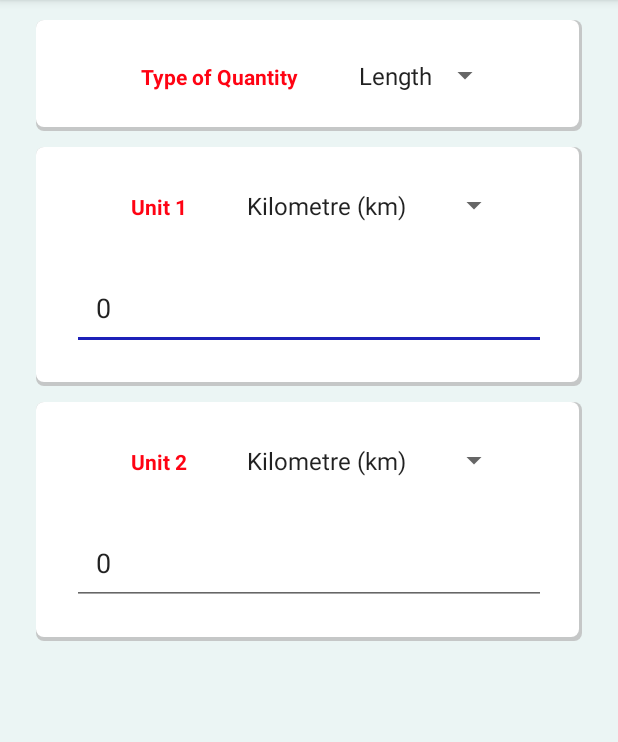
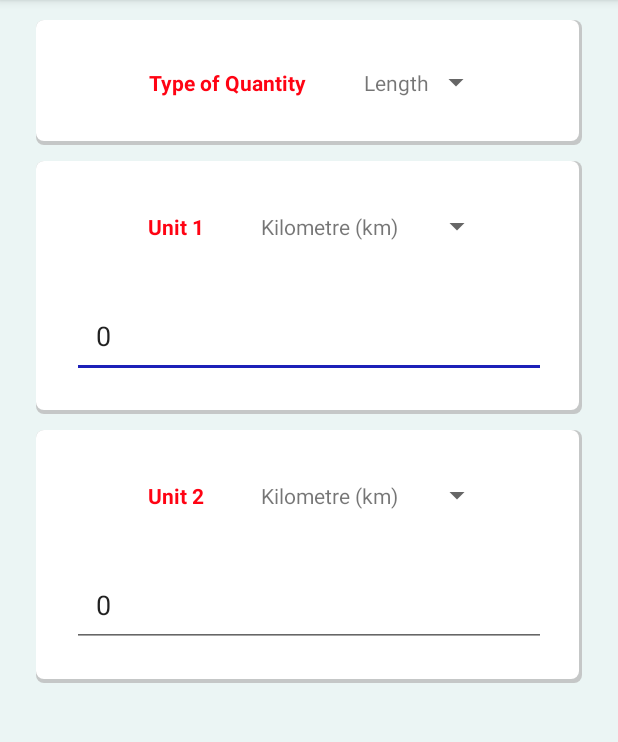
Before and after one commit to nvishal1510/UnitConverter, an Android app: the screen it shows after launch (MainActivity), on a phone screen of 412 x 824 dp, the part 84-826 px from its top. Run offline under Robolectric (Android 15) with nearby library versions, the phone set to English and light mode, and no system bars.

Commit message:
Styled spinner

```diff
--- a/app/src/main/java/com/example/quantity/Quantity.java
+++ b/app/src/main/java/com/example/quantity/Quantity.java
@@ -3,6 +3,8 @@ package com.example.quantity;
 import android.util.Log;
 import android.widget.ArrayAdapter;
 import android.widget.Spinner;
+
+import com.example.unitconverter.R;
 
 public abstract class Quantity
 {
@@ -51,8 +53,7 @@ public abstract class Quantity
      */
     public void setMagnitude (double magnitude, Unit unit)
     {
-        Log.d(LOG_TAG,
-                "setMagnitude() called with: magnitude = [" + magnitude + "], unit = [" + unit + "]");
+        Log.d(LOG_TAG, "setMagnitude() called with: magnitude = [" + magnitude + "], unit = [" + unit + "]");
         this.normalizedMagnitude = magnitude * unit.getNormalizationFactor();
     }
 
@@ -61,7 +62,7 @@ public abstract class Quantity
     protected void populateSpinner (Spinner spinner, Unit[] values)
     {
         ArrayAdapter<Unit> unitsArrayAdapter = new ArrayAdapter<>(spinner.getContext(),
-                android.R.layout.simple_spinner_item, values);
+                R.layout.custom_spinner_item, values);
         spinner.setAdapter(unitsArrayAdapter);
     }
 
--- a/app/src/main/java/com/example/unitconverter/MainActivity.java
+++ b/app/src/main/java/com/example/unitconverter/MainActivity.java
@@ -253,6 +253,16 @@ public class MainActivity extends AppCompatActivity
         updateFocusedQuantity();
     }
 
+    private void populateQuantityTypeSpinner ()
+    {
+        Log.d(LOG_TAG, "populateQuantityTypeSpinner() called");
+
+        ArrayAdapter<Quantities> quantityTypeArrayAdapter = new ArrayAdapter<>(this,
+                R.layout.custom_spinner_item, Quantities.values());
+        quantityType.setAdapter(quantityTypeArrayAdapter);
+        Log.d(LOG_TAG, "onCreate: quantityTypeSpinner populated");
+    }
+
     /**
      * Sets the values of the two editText to 0
      */
@@ -263,16 +273,6 @@ public class MainActivity extends AppCompatActivity
         unit1Magnitude.setText(numberFormat.format(0));
         unit2Magnitude.setText(numberFormat.format(0));
         IamEditingText = false;
-    }
-
-    private void populateQuantityTypeSpinner ()
-    {
-        Log.d(LOG_TAG, "populateQuantityTypeSpinner() called");
-
-        ArrayAdapter<Quantities> quantityTypeArrayAdapter = new ArrayAdapter<>(this,
-                android.R.layout.simple_spinner_item, Quantities.values());
-        quantityType.setAdapter(quantityTypeArrayAdapter);
-        Log.d(LOG_TAG, "onCreate: quantityTypeSpinner populated");
     }
 
     /**
--- /dev/null
+++ b/app/src/main/res/layout/custom_spinner_item.xml
@@ -0,0 +1,10 @@
+<?xml version="1.0" encoding="utf-8"?>
+<TextView xmlns:android="http://schemas.android.com/apk/res/android"
+        android:id="@android:id/text1"
+        android:layout_width="match_parent"
+        android:layout_height="wrap_content"
+        android:ellipsize="marquee"
+        android:padding="6dp"
+        android:singleLine="true">
+
+</TextView>
```
